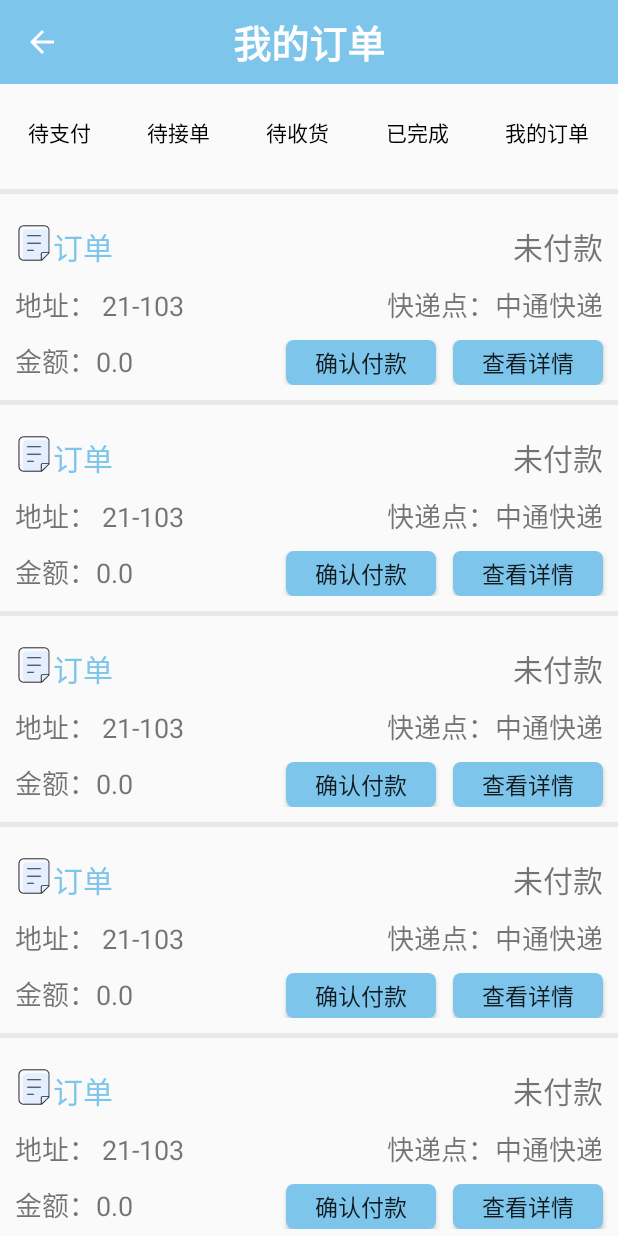
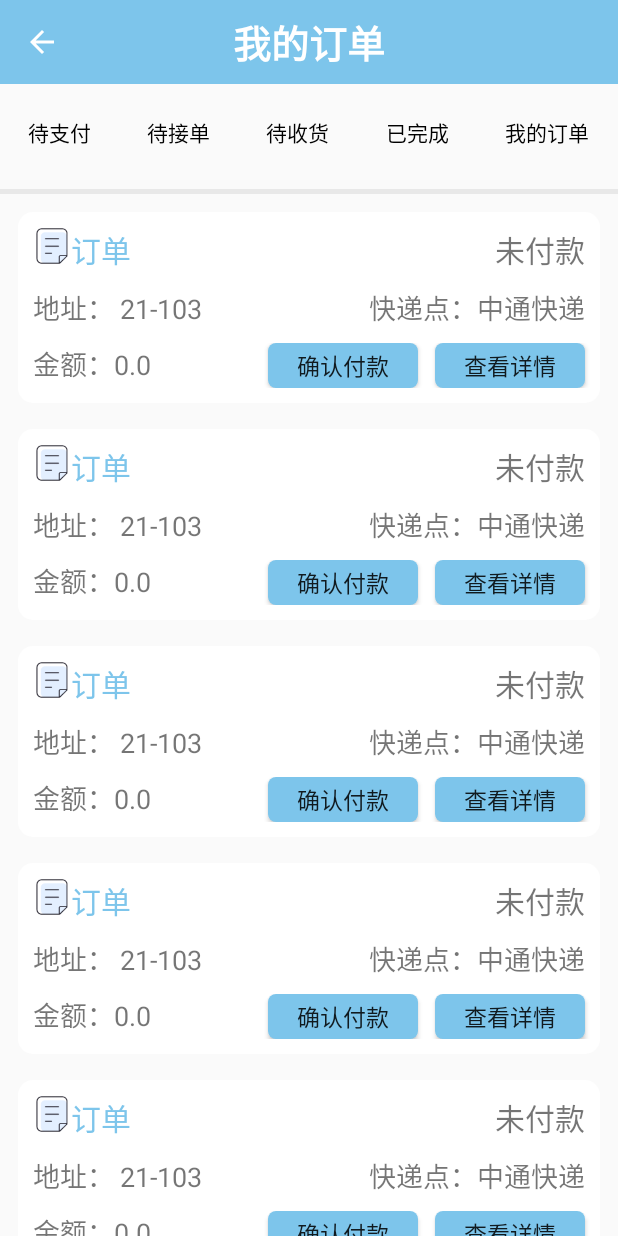
Before and after one commit to hzyb1/ExpressHelp, an Android app: the OrderFragment screen opened directly, with no data from a screen before it, on a phone screen of 412 x 824 dp. Run offline under Robolectric (Android 15) with nearby library versions, the phone set to English and light mode, and no system bars.

Commit message:
美化RecyclerView子项样式

```diff
--- a/app/src/main/java/com/example/a14574/expresshelp/LoginActivity.java
+++ b/app/src/main/java/com/example/a14574/expresshelp/LoginActivity.java
@@ -73,6 +73,7 @@ public class LoginActivity extends AppCompatActivity {      //登录活动
             @Override
             public void onClick(View v) {
                 Intent intent = new Intent(LoginActivity.this,MyOrderActivity.class);
+                //Intent intent = new Intent(LoginActivity.this,HomeActivity.class);
                 startActivity(intent);
                // Log.d("按钮点击","点击成功");
                // login();            //相应监听事件，调用登录方法
--- a/app/src/main/java/fragment/HomePageFragment.java
+++ b/app/src/main/java/fragment/HomePageFragment.java
@@ -31,6 +31,7 @@ import Adapter.OrderBriefAdapter;
 import http.HttpCallbackListener;
 import http.HttpUtil;
 import model.Order;
+import util.SpaceItemDecoration;
 
 public class HomePageFragment extends Fragment {
     private List<Order> orderBriefList = new ArrayList<Order>();
@@ -81,6 +82,7 @@ public class HomePageFragment extends Fragment {
         ((AppCompatActivity) getActivity()).setSupportActionBar(toolbar);
         LinearLayoutManager layoutManager = new LinearLayoutManager(getActivity());
         recyclerView.setLayoutManager(layoutManager);
+        recyclerView.addItemDecoration(new SpaceItemDecoration(10));
 
         //      while(flag == false);
 //        OrderBriefAdapter adapter = new OrderBriefAdapter(orderBriefList);
--- a/app/src/main/java/fragment/OrderFragment.java
+++ b/app/src/main/java/fragment/OrderFragment.java
@@ -16,6 +16,7 @@ import java.util.List;
 
 import Adapter.OrderAdapter;
 import model.Order;
+import util.SpaceItemDecoration;
 
 /**
  * Created by Administrator on 2019/3/28 0028.
@@ -29,6 +30,7 @@ public class OrderFragment extends Fragment {
         RecyclerView recyclerView = (RecyclerView)view.findViewById(R.id.orders_recycler);
         LinearLayoutManager layoutManager = new LinearLayoutManager(getActivity());
         recyclerView.setLayoutManager(layoutManager);
+        recyclerView.addItemDecoration(new SpaceItemDecoration(10));
         OrderAdapter adapter = new OrderAdapter(orderList);
         recyclerView.setAdapter(adapter);
         return view;
--- /dev/null
+++ b/app/src/main/java/util/SpaceItemDecoration.java
@@ -0,0 +1,22 @@
+package util;
+
+import android.graphics.Rect;
+import android.support.v7.widget.RecyclerView;
+import android.view.View;
+
+public class SpaceItemDecoration extends RecyclerView.ItemDecoration {
+    private int mSpace;
+    @Override
+    public void getItemOffsets(Rect outRect, View view, RecyclerView parent, RecyclerView.State state) {
+        super.getItemOffsets(outRect, view, parent, state);
+        outRect.left = mSpace;
+        outRect.right = mSpace;
+        outRect.bottom = mSpace;
+        if (parent.getChildAdapterPosition(view) == 0) {
+            outRect.top = mSpace;
+        }
+    }
+    public SpaceItemDecoration(int mSpace){
+        this.mSpace=mSpace;
+    }
+}
--- a/app/src/main/res/drawable/circular_shape.xml
+++ b/app/src/main/res/drawable/circular_shape.xml
@@ -1,8 +1,8 @@
 <?xml version="1.0" encoding="utf-8"?>
 <shape xmlns:android="http://schemas.android.com/apk/res/android">
     <solid android:color="@color/white" />
-    <corners android:topLeftRadius="5dp"
-        android:topRightRadius="5dp"
-        android:bottomRightRadius="5dp"
-        android:bottomLeftRadius="5dp"/>
+    <corners android:topLeftRadius="10dp"
+        android:topRightRadius="10dp"
+        android:bottomRightRadius="10dp"
+        android:bottomLeftRadius="10dp"/>
 </shape>
--- a/app/src/main/res/layout/orders_item.xml
+++ b/app/src/main/res/layout/orders_item.xml
@@ -1,10 +1,12 @@
 <?xml version="1.0" encoding="utf-8"?>
 <LinearLayout xmlns:android="http://schemas.android.com/apk/res/android"
     android:orientation="vertical" android:layout_width="match_parent"
-    android:layout_height="wrap_content">
+    android:layout_height="wrap_content"
+    android:background="@drawable/circular_shape"
+    android:layout_margin="5dp">
 
     <RelativeLayout
-        android:layout_marginTop="20dp"
+        android:layout_marginTop="10dp"
         android:layout_width="match_parent"
         android:layout_height="wrap_content">
 
@@ -78,7 +80,8 @@
     <RelativeLayout
         android:layout_marginTop="10dp"
         android:layout_width="wrap_content"
-        android:layout_height="wrap_content">
+        android:layout_height="wrap_content"
+        android:layout_marginBottom="10dp">
 
         <LinearLayout
             android:layout_width="wrap_content"
@@ -119,10 +122,6 @@
             android:text="@string/details"/>
 
     </RelativeLayout>
-    <View
-        android:layout_width="match_parent"
-        android:layout_height="3dp"
-        android:layout_marginTop="10dp"
-        android:background="@color/back_gray"/>
+
 
 </LinearLayout>
```
Also changed, not shown: app/src/main/res/layout/order_brief_item.xml (+6 -8 lines).
